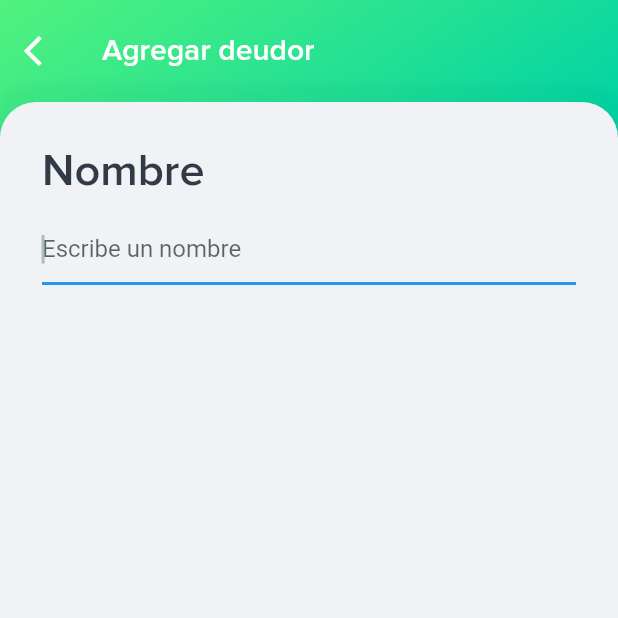
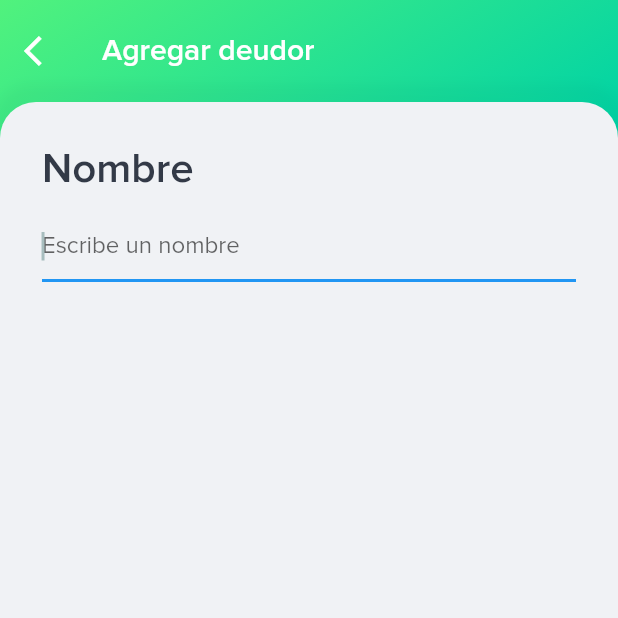
Before and after one commit to fabirt/debts-app, a Flutter app: the AddDebtorPage screen opened directly, on a phone screen of 412 x 824 dp, the top half of it. Run offline on Flutter 3.47's test engine with Material 2 defaults, Android fonts, the phone set to English and light mode, and no system bars; our stand-ins replace rxdart, sqflite; accounts and stored records are empty.

Commit message:
- Corrección de actualización de mis deudas - Corrección de fuentes

```diff
--- a/lib/main.dart
+++ b/lib/main.dart
@@ -3,7 +3,6 @@ import 'package:debts_app/src/pages/index.dart';
 import 'package:debts_app/src/widgets/index.dart';
 import 'package:debts_app/src/bloc/inherited_bloc.dart';
 import 'package:debts_app/src/utils/index.dart' as utils;
-
 
 void main() {
   runApp(MyApp());
@@ -23,7 +22,7 @@ class MyApp extends StatelessWidget {
           scaffoldBackgroundColor: utils.Colors.athensGray,
           textTheme: TextTheme(
             body1: TextStyle(color: utils.Colors.brightGray)
-          )
+          ),
         ),
         builder: (BuildContext context, child) {
           return ScrollConfiguration(
--- a/lib/src/bloc/debtors_bloc.dart
+++ b/lib/src/bloc/debtors_bloc.dart
@@ -38,13 +38,13 @@ class DebtorsBloc {
 
   // Add debtor
   Future<void> addDebtor(Debtor debtor) async {
-    final res = await DBProvider.db.addDebtor(debtor);
+    await DBProvider.db.addDebtor(debtor);
     await getDebtors();
   }
 
   // Add debt
   Future<void> addDebt(Debt debt, Debtor debtor) async {
-    final res = await DBProvider.db.addDebt(debt);
+    await DBProvider.db.addDebt(debt);
     debtor.debt += debt.value;
     await DBProvider.db.updateDebtor(debtor);
     await getDebtors();
@@ -63,7 +63,7 @@ class DebtorsBloc {
 
   // Delete debt
   Future<void> deleteDebt(Debt debt, Debtor debtor) async {
-    final res = await DBProvider.db.deleteDebt(debt);
+    await DBProvider.db.deleteDebt(debt);
     debtor.debt -= debt.value;
     await DBProvider.db.updateDebtor(debtor);
     await getDebtors();
--- a/lib/src/bloc/lenders_bloc.dart
+++ b/lib/src/bloc/lenders_bloc.dart
@@ -32,13 +32,13 @@ class LendersBloc {
 
   // Add lender
   Future<void> addLender(Lender lender) async {
-    final res = await DBProvider.db.addLender(lender);
+    await DBProvider.db.addLender(lender);
     await getLenders();
   }
 
   // Add loan
   Future<void> addLoan(Loan loan, Lender lender) async {
-    final res = await DBProvider.db.addLoan(loan);
+    await DBProvider.db.addLoan(loan);
     lender.loan += loan.value;
     await DBProvider.db.updateLender(lender);
     await getLenders();
@@ -57,7 +57,7 @@ class LendersBloc {
 
   // Delete loan
   Future<void> deleteLoan(Loan loan, Lender lender) async {
-    final res = await DBProvider.db.deleteLoan(loan);
+    await DBProvider.db.deleteLoan(loan);
     lender.loan -= loan.value;
     await DBProvider.db.updateLender(lender);
     await getLenders();
--- a/lib/src/pages/add_debtor/add_debtor_page.dart
+++ b/lib/src/pages/add_debtor/add_debtor_page.dart
@@ -64,7 +64,7 @@ class _AddDebtorPageState extends State<AddDebtorPage> {
           ),
           Text(
             'Nombre',
-            style: TextStyle(fontSize: 30.0, fontWeight: FontWeight.w600),
+            style: TextStyle(fontSize: 28.0, fontWeight: FontWeight.w600),
           ),
           SizedBox(
             height: 10.0,
@@ -81,7 +81,7 @@ class _AddDebtorPageState extends State<AddDebtorPage> {
 
   Widget _buildTextField() {
     return Theme(
-      data: ThemeData(primaryColor: utils.Colors.towerGray),
+      data: Theme.of(context).copyWith(primaryColor: utils.Colors.towerGray),
       child: TextField(
         autofocus: true,
         textCapitalization: TextCapitalization.words,
--- a/lib/src/pages/add_lender/add_lender_page.dart
+++ b/lib/src/pages/add_lender/add_lender_page.dart
@@ -64,7 +64,7 @@ class _AddLenderPageState extends State<AddLenderPage> {
           ),
           Text(
             'Nombre',
-            style: TextStyle(fontSize: 30.0, fontWeight: FontWeight.w600),
+            style: TextStyle(fontSize: 28.0, fontWeight: FontWeight.w600),
           ),
           SizedBox(
             height: 10.0,
@@ -81,7 +81,7 @@ class _AddLenderPageState extends State<AddLenderPage> {
 
   Widget _buildTextField() {
     return Theme(
-      data: ThemeData(primaryColor: utils.Colors.towerGray),
+      data: Theme.of(context).copyWith(primaryColor: utils.Colors.towerGray),
       child: TextField(
         autofocus: true,
         textCapitalization: TextCapitalization.words,
@@ -116,5 +116,4 @@ class _AddLenderPageState extends State<AddLenderPage> {
       ),
     );
   }
-
 }
--- a/lib/src/pages/debtor_debts/debtor_debts_page.dart
+++ b/lib/src/pages/debtor_debts/debtor_debts_page.dart
@@ -4,7 +4,7 @@ import 'package:debts_app/src/models/index.dart';
 import 'package:debts_app/src/widgets/index.dart';
 import 'package:debts_app/src/pages/add_debt/add_debt_page.dart';
 import 'package:debts_app/src/pages/debtor_debts/widgets/debt_card.dart';
-import 'package:debts_app/src/utils/index.dart' as utils;
+// import 'package:debts_app/src/utils/index.dart' as utils;
 
 class DebtorDebtsPage extends StatelessWidget {
   final Debtor debtor;
--- a/lib/src/pages/debtor_debts/widgets/debt_card.dart
+++ b/lib/src/pages/debtor_debts/widgets/debt_card.dart
@@ -8,8 +8,8 @@ class DebtCard extends StatelessWidget {
 
   DebtCard({this.debt, this.onDismissed});
 
-  void _onTap() {
-  }
+  // void _onTap() {
+  // }
 
   void _onDismissed(DismissDirection direction) {
     onDismissed(debt);
--- a/lib/src/pages/home/home_page.dart
+++ b/lib/src/pages/home/home_page.dart
@@ -54,6 +54,7 @@ class _HomePageState extends State<HomePage> with SingleTickerProviderStateMixin
     final size = MediaQuery.of(context).size;
     final bloc = InheritedBloc.of(context);
     bloc.debtorsBloc.updateResume();
+    bloc.lendersBloc.updateResume();
 
     return Scaffold(
       body: Stack(
--- a/lib/src/pages/loans/loans_page.dart
+++ b/lib/src/pages/loans/loans_page.dart
@@ -4,7 +4,7 @@ import 'package:debts_app/src/models/index.dart';
 import 'package:debts_app/src/widgets/index.dart';
 import 'package:debts_app/src/pages/add_loan/add_loan_page.dart';
 import 'package:debts_app/src/pages/loans/widgets/loan_card.dart';
-import 'package:debts_app/src/utils/index.dart' as utils;
+// import 'package:debts_app/src/utils/index.dart' as utils;
 
 class LoansPage extends StatelessWidget {
   final Lender lender;
--- a/lib/src/pages/loans/widgets/loan_card.dart
+++ b/lib/src/pages/loans/widgets/loan_card.dart
@@ -8,8 +8,8 @@ class LoanCard extends StatelessWidget {
 
   LoanCard({this.loan, this.onDismissed});
 
-  void _onTap() {
-  }
+  // void _onTap() {
+  // }
 
   void _onDismissed(DismissDirection direction) {
     onDismissed(loan);
--- a/lib/src/utils/colors.dart
+++ b/lib/src/utils/colors.dart
@@ -1,5 +1,4 @@
 import 'package:flutter/material.dart';
-
 
 class Colors {
   static const persianBlue    = Color(0xFF1825AD);
--- a/lib/src/widgets/add_button.dart
+++ b/lib/src/widgets/add_button.dart
@@ -22,7 +22,7 @@ class AddButton extends StatelessWidget {
             blurRadius: 6.0,
             spreadRadius: 4.0,
             color: Color.fromRGBO(0, 0, 0, 0.07),
-          )
+          ),
         ],
       ),
       child: FlatButton(
--- a/lib/src/widgets/background_painter.dart
+++ b/lib/src/widgets/background_painter.dart
@@ -1,7 +1,5 @@
-import 'dart:math';
-
 import 'package:flutter/material.dart';
-import 'package:debts_app/src/utils/index.dart' as utils;
+// import 'package:debts_app/src/utils/index.dart' as utils;
 
 
 class Background extends StatelessWidget {
--- a/lib/src/widgets/blue_header_container.dart
+++ b/lib/src/widgets/blue_header_container.dart
@@ -1,5 +1,5 @@
 import 'package:flutter/material.dart';
-import 'package:debts_app/src/utils/index.dart' as utils;
+// import 'package:debts_app/src/utils/index.dart' as utils;
 
 class BlueHeaderContainer extends StatelessWidget {
   final Widget child;
--- a/lib/src/widgets/custom_appbar.dart
+++ b/lib/src/widgets/custom_appbar.dart
@@ -1,6 +1,6 @@
 import 'package:flutter/material.dart';
-import 'package:debts_app/src/utils/index.dart' as utils;
-import 'package:debts_app/src/widgets/green_header_container.dart';
+// import 'package:debts_app/src/utils/index.dart' as utils;
+// import 'package:debts_app/src/widgets/green_header_container.dart';
 
 class CustomAppBar extends StatelessWidget {
 
--- a/lib/src/widgets/green_header_container.dart
+++ b/lib/src/widgets/green_header_container.dart
@@ -1,5 +1,5 @@
 import 'package:flutter/material.dart';
-import 'package:debts_app/src/utils/index.dart' as utils;
+// import 'package:debts_app/src/utils/index.dart' as utils;
 
 class GreenHeaderContainer extends StatelessWidget {
   final Widget child;
--- a/pubspec.yaml
+++ b/pubspec.yaml
@@ -11,7 +11,7 @@ description: A new Flutter project.
 # In iOS, build-name is used as CFBundleShortVersionString while build-number used as CFBundleVersion.
 # Read more about iOS versioning at
 # https://developer.apple.com/library/archive/documentation/General/Reference/InfoPlistKeyReference/Articles/CoreFoundationKeys.html
-version: 1.0.0+1
+version: 1.2.0+3
 
 environment:
   sdk: ">=2.1.0 <3.0.0"
```
Also changed, not shown: lib/src/pages/add_debt/add_debt_page.dart (+9 -20 lines), lib/src/pages/add_loan/add_loan_page.dart (+8 -12 lines), 1 other file.
